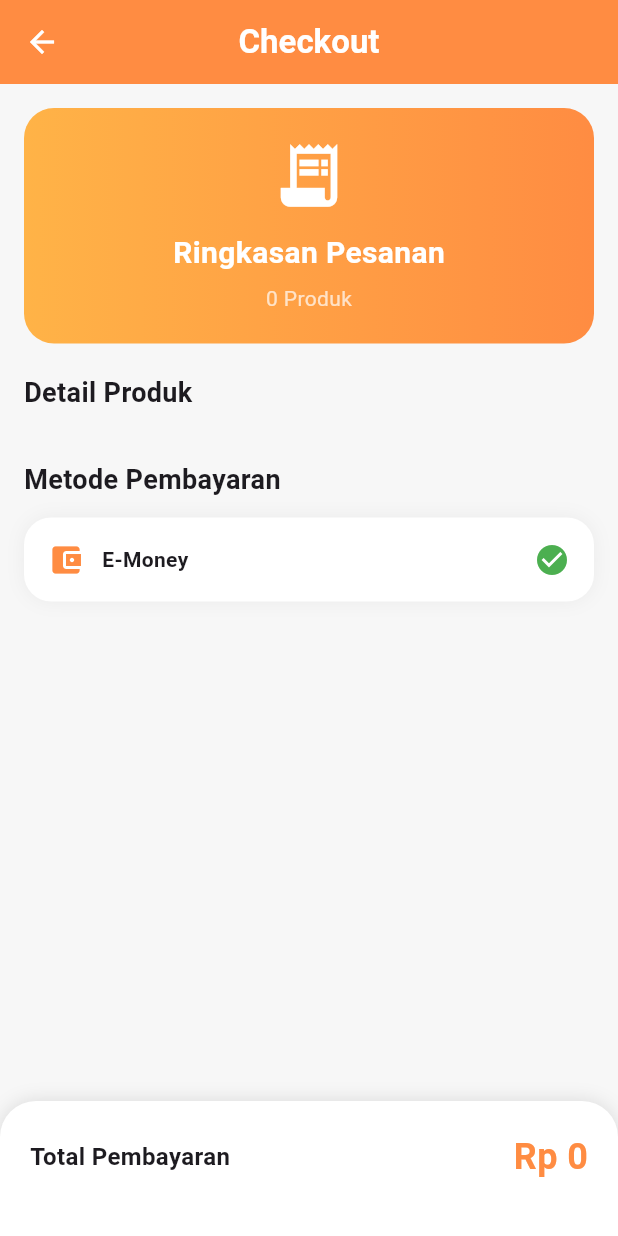
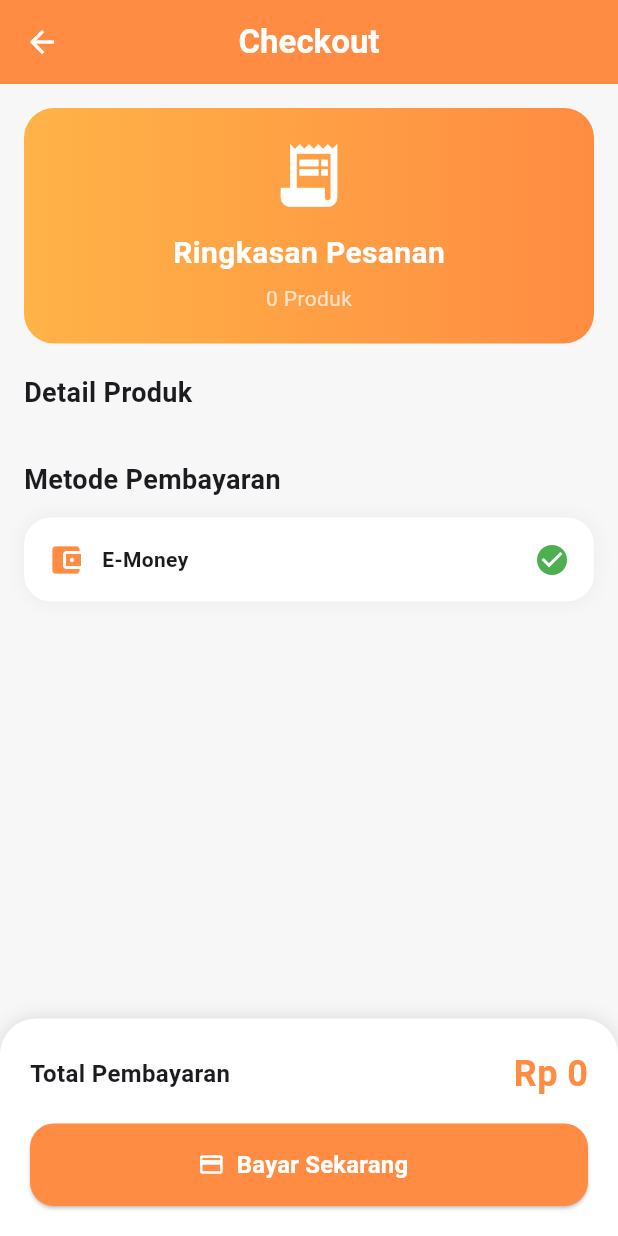
Before and after one commit to hiofadlikaakbar/semangat-mandiri-marketplace-mobile, a Flutter app: the CheckoutPage screen opened directly, on a phone screen of 412 x 824 dp. Run offline on Flutter 3.47's test engine with Material 3 defaults, Android fonts, the phone set to English and light mode, and no system bars; our stand-ins replace cloud_firestore, firebase_auth, firebase_core, firebase_messaging, google_sign_in, shared_preferences; accounts and stored records are empty.

Commit message:
rapihin bayar sekarang di checkout

```diff
--- a/lib/features/payment/checkout_page.dart
+++ b/lib/features/payment/checkout_page.dart
@@ -188,7 +188,6 @@ class CheckoutPage extends StatelessWidget {
             ),
           ),
 
-          // total
           Container(
             padding: const EdgeInsets.all(20),
             decoration: const BoxDecoration(
@@ -221,6 +220,37 @@ class CheckoutPage extends StatelessWidget {
                 ),
 
                 const SizedBox(height: 16),
+
+                SizedBox(
+                  width: double.infinity,
+                  height: 55,
+                  child: ElevatedButton.icon(
+                    icon: const Icon(Icons.payment, color: Colors.white),
+                    label: const Text(
+                      "Bayar Sekarang",
+                      style: TextStyle(
+                        color: Colors.white,
+                        fontWeight: FontWeight.bold,
+                        fontSize: 16,
+                      ),
+                    ),
+                    style: ElevatedButton.styleFrom(
+                      backgroundColor: const Color(0xFFFF8C42),
+                      shape: RoundedRectangleBorder(
+                        borderRadius: BorderRadius.circular(16),
+                      ),
+                    ),
+                    onPressed: () {
+                      ScaffoldMessenger.of(context).showSnackBar(
+                        const SnackBar(content: Text("Pembayaran berhasil")),
+                      );
+
+                      cart.clearCart();
+
+                      Navigator.popUntil(context, (route) => route.isFirst);
+                    },
+                  ),
+                ),
               ],
             ),
           ),
```
